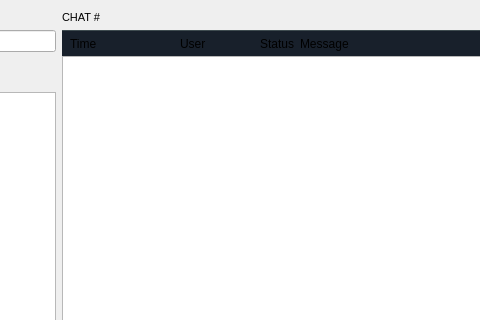
Before: the Qt Designer form BlockSettleUILib/ChatWidget.ui in BlockSettle/terminal, drawn with Qt 5; both pictures show x 144 to 624 and y 0 to 320 of the 1006 by 666 pixel window.
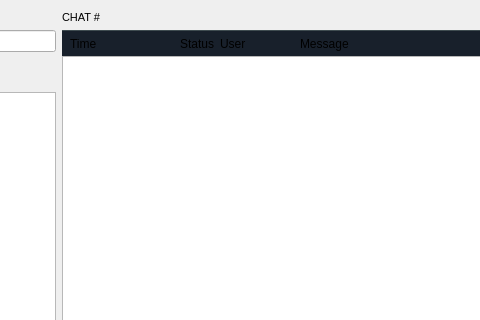
After: the same form once the commit is applied. Custom widgets are drawn as their Qt base class.

Commit message: Move status column between user and time columns

The edit to the form file:
```diff
--- a/BlockSettleUILib/ChatWidget.ui
+++ b/BlockSettleUILib/ChatWidget.ui
@@ -407,25 +407,6 @@
                  </property>
                 </widget>
                </item>
-               <item>
-                <widget class="QLabel" name="label_6">
-                 <property name="sizePolicy">
-                  <sizepolicy hsizetype="Fixed" vsizetype="Preferred">
-                   <horstretch>0</horstretch>
-                   <verstretch>0</verstretch>
-                  </sizepolicy>
-                 </property>
-                 <property name="minimumSize">
-                  <size>
-                   <width>80</width>
-                   <height>0</height>
-                  </size>
-                 </property>
-                 <property name="text">
-                  <string>User</string>
-                 </property>
-                </widget>
-               </item>
                <item>
                 <widget class="QLabel" name="label_7">
                  <property name="sizePolicy">
@@ -445,6 +426,25 @@
                  </property>
                 </widget>
                </item>
+               <item>
+                <widget class="QLabel" name="label_6">
+                 <property name="sizePolicy">
+                  <sizepolicy hsizetype="Fixed" vsizetype="Preferred">
+                   <horstretch>0</horstretch>
+                   <verstretch>0</verstretch>
+                  </sizepolicy>
+                 </property>
+                 <property name="minimumSize">
+                  <size>
+                   <width>80</width>
+                   <height>0</height>
+                  </size>
+                 </property>
+                 <property name="text">
+                  <string>User</string>
+                 </property>
+                </widget>
+               </item>
                <item>
                 <widget class="QLabel" name="label_8">
                  <property name="text">
```
The commit also changes 2 other files.
